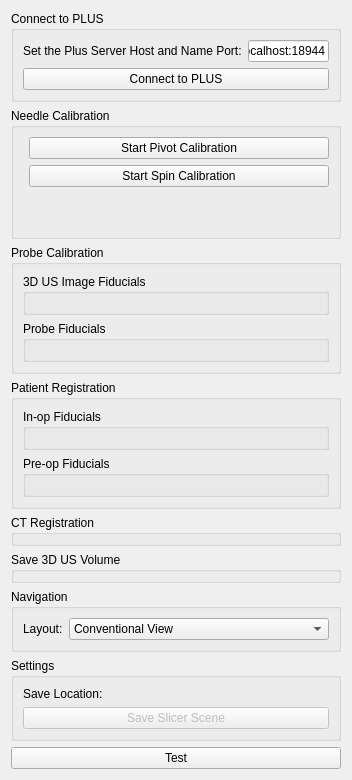
Before: the Qt Designer form WobblerInterventionNavigation/LiverBiopsy_NRTUS/Resources/UI/LiverBiopsy_NRTUS.ui in ASchonewille/3DUSGuidedIntervention, drawn with Qt 5.
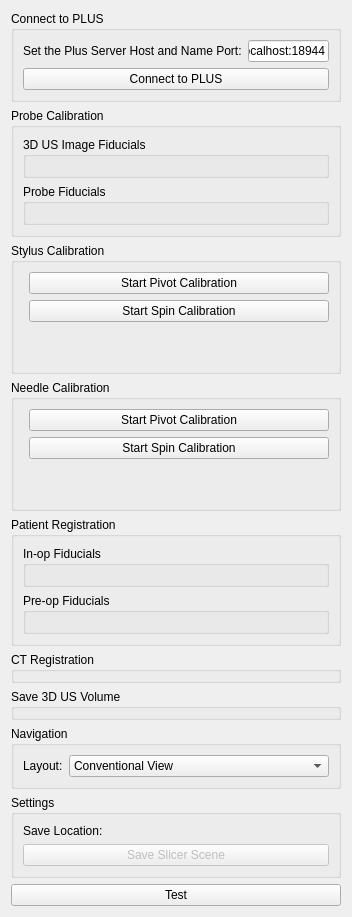
After: the same form once the commit is applied. Custom widgets are drawn as their Qt base class.

Commit message: StylusTipToStylus Calibration added.

What changed in the file:
```diff
--- a/WobblerInterventionNavigation/LiverBiopsy_NRTUS/Resources/UI/LiverBiopsy_NRTUS.ui
+++ b/WobblerInterventionNavigation/LiverBiopsy_NRTUS/Resources/UI/LiverBiopsy_NRTUS.ui
@@ -48,61 +48,6 @@
     </widget>
    </item>
    <item row="1" column="0" colspan="2">
-    <widget class="ctkCollapsibleGroupBox" name="NeedleCalibration">
-     <property name="acceptDrops">
-      <bool>true</bool>
-     </property>
-     <property name="title">
-      <string>Needle Calibration</string>
-     </property>
-     <property name="collapsed">
-      <bool>false</bool>
-     </property>
-     <layout class="QFormLayout" name="formLayout_3">
-      <item row="1" column="1">
-       <widget class="QPushButton" name="spinCalibrationButton">
-        <property name="text">
-         <string>Start Spin Calibration</string>
-        </property>
-       </widget>
-      </item>
-      <item row="0" column="1">
-       <widget class="QPushButton" name="pivotCalibrationButton">
-        <property name="text">
-         <string>Start Pivot Calibration</string>
-        </property>
-       </widget>
-      </item>
-      <item row="2" column="1">
-       <widget class="QLabel" name="countdownLabel">
-        <property name="enabled">
-         <bool>true</bool>
-        </property>
-        <property name="text">
-         <string/>
-        </property>
-        <property name="alignment">
-         <set>Qt::AlignCenter</set>
-        </property>
-       </widget>
-      </item>
-      <item row="3" column="1">
-       <widget class="QLabel" name="calibrationErrorLabel">
-        <property name="enabled">
-         <bool>true</bool>
-        </property>
-        <property name="text">
-         <string/>
-        </property>
-        <property name="alignment">
-         <set>Qt::AlignLeading|Qt::AlignLeft|Qt::AlignVCenter</set>
-        </property>
-       </widget>
-      </item>
-     </layout>
-    </widget>
-   </item>
-   <item row="2" column="0" colspan="2">
     <widget class="ctkCollapsibleGroupBox" name="ProbeCalibration">
      <property name="enabled">
       <bool>true</bool>
@@ -141,53 +86,7 @@
      </layout>
     </widget>
    </item>
-   <item row="3" column="0" colspan="2">
-    <widget class="ctkCollapsibleGroupBox" name="PatientRegistration">
-     <property name="title">
-      <string>Patient Registration</string>
-     </property>
-     <property name="collapsed">
-      <bool>true</bool>
-     </property>
-     <layout class="QFormLayout" name="formLayout_11">
-      <item row="1" column="0" colspan="2">
-       <widget class="ctkCollapsibleGroupBox" name="CollapsibleGroupBox_3">
-        <property name="title">
-         <string>In-op Fiducials</string>
-        </property>
-        <layout class="QFormLayout" name="formLayout_9">
-         <item row="0" column="0" colspan="2">
-          <widget class="qSlicerSimpleMarkupsWidget" name="SimpleMarkupsWidget_3"/>
-         </item>
-        </layout>
-       </widget>
-      </item>
-      <item row="2" column="0" colspan="2">
-       <widget class="ctkCollapsibleGroupBox" name="CollapsibleGroupBox_4">
-        <property name="title">
-         <string>Pre-op Fiducials</string>
-        </property>
-        <layout class="QFormLayout" name="formLayout_10">
-         <item row="0" column="0" colspan="2">
-          <widget class="qSlicerSimpleMarkupsWidget" name="SimpleMarkupsWidget_4"/>
-         </item>
-        </layout>
-       </widget>
-      </item>
-     </layout>
-    </widget>
-   </item>
-   <item row="4" column="0" colspan="2">
-    <widget class="ctkCollapsibleGroupBox" name="CTRegistration">
-     <property name="title">
-      <string>CT Registration</string>
-     </property>
-     <property name="collapsed">
-      <bool>false</bool>
-     </property>
-    </widget>
-   </item>
-   <item row="5" column="0" colspan="2">
+   <item row="8" column="0" colspan="2">
     <widget class="ctkCollapsibleGroupBox" name="USCapture">
      <property name="title">
       <string>Save 3D US Volume</string>
@@ -197,7 +96,7 @@
      </property>
     </widget>
    </item>
-   <item row="6" column="0" colspan="2">
+   <item row="9" column="0" colspan="2">
     <widget class="ctkCollapsibleGroupBox" name="Navigation">
      <property name="title">
       <string>Navigation</string>
@@ -235,7 +134,7 @@
      </layout>
     </widget>
    </item>
-   <item row="7" column="0" colspan="2">
+   <item row="10" column="0" colspan="2">
     <widget class="ctkCollapsibleGroupBox" name="Settings">
      <property name="enabled">
       <bool>true</bool>
@@ -298,13 +197,157 @@
      </layout>
     </widget>
    </item>
-   <item row="8" column="0" colspan="2">
+   <item row="11" column="0" colspan="2">
     <widget class="QPushButton" name="testButton">
      <property name="text">
       <string>Test</string>
      </property>
     </widget>
    </item>
+   <item row="4" column="0" colspan="2">
+    <widget class="ctkCollapsibleGroupBox" name="NeedleCalibration">
+     <property name="acceptDrops">
+      <bool>true</bool>
+     </property>
+     <property name="title">
+      <string>Needle Calibration</string>
+     </property>
+     <property name="collapsed">
+      <bool>false</bool>
+     </property>
+     <layout class="QFormLayout" name="formLayout_3">
+      <item row="0" column="1">
+       <widget class="QPushButton" name="needlePivotCalibrationButton">
+        <property name="text">
+         <string>Start Pivot Calibration</string>
+        </property>
+       </widget>
+      </item>
+      <item row="1" column="1">
+       <widget class="QPushButton" name="needleSpinCalibrationButton">
+        <property name="text">
+         <string>Start Spin Calibration</string>
+        </property>
+       </widget>
+      </item>
+      <item row="2" column="1">
+       <widget class="QLabel" name="needleCalibrationCountdownLabel">
+        <property name="enabled">
+         <bool>true</bool>
+        </property>
+        <property name="text">
+         <string/>
+        </property>
+        <property name="alignment">
+         <set>Qt::AlignCenter</set>
+        </property>
+       </widget>
+      </item>
+      <item row="3" column="1">
+       <widget class="QLabel" name="needleCalibrationErrorLabel">
+        <property name="enabled">
+         <bool>true</bool>
+        </property>
+        <property name="text">
+         <string/>
+        </property>
+        <property name="alignment">
+         <set>Qt::AlignCenter</set>
+        </property>
+       </widget>
+      </item>
+     </layout>
+    </widget>
+   </item>
+   <item row="5" column="0" colspan="2">
+    <widget class="ctkCollapsibleGroupBox" name="PatientRegistration">
+     <property name="title">
+      <string>Patient Registration</string>
+     </property>
+     <property name="collapsed">
+      <bool>true</bool>
+     </property>
+     <layout class="QFormLayout" name="formLayout_11">
+      <item row="1" column="0" colspan="2">
+       <widget class="ctkCollapsibleGroupBox" name="CollapsibleGroupBox_3">
+        <property name="title">
+         <string>In-op Fiducials</string>
+        </property>
+        <layout class="QFormLayout" name="formLayout_9">
+         <item row="0" column="0" colspan="2">
+          <widget class="qSlicerSimpleMarkupsWidget" name="SimpleMarkupsWidget_3"/>
+         </item>
+        </layout>
+       </widget>
+      </item>
+      <item row="2" column="0" colspan="2">
+       <widget class="ctkCollapsibleGroupBox" name="CollapsibleGroupBox_4">
+        <property name="title">
+         <string>Pre-op Fiducials</string>
+        </property>
+        <layout class="QFormLayout" name="formLayout_10">
+         <item row="0" column="0" colspan="2">
+          <widget class="qSlicerSimpleMarkupsWidget" name="SimpleMarkupsWidget_4"/>
+         </item>
+        </layout>
+       </widget>
+      </item>
+     </layout>
+    </widget>
+   </item>
+   <item row="6" column="0" colspan="2">
+    <widget class="ctkCollapsibleGroupBox" name="CTRegistration">
+     <property name="title">
+      <string>CT Registration</string>
+     </property>
+     <property name="collapsed">
+      <bool>false</bool>
+     </property>
+    </widget>
+   </item>
+   <item row="2" column="0" colspan="2">
+    <widget class="ctkCollapsibleGroupBox" name="StylusCalibration">
+     <property name="title">
+      <string>Stylus Calibration</string>
+     </property>
+     <layout class="QFormLayout" name="formLayout_12">
+      <item row="1" column="1">
+       <widget class="QPushButton" name="stylusSpinCalibrationButton">
+        <property name="text">
+         <string>Start Spin Calibration</string>
+        </property>
+       </widget>
+      </item>
+      <item row="0" column="1">
+       <widget class="QPushButton" name="stylusPivotCalibrationButton">
+        <property name="text">
+         <string>Start Pivot Calibration</string>
+        </property>
+       </widget>
+      </item>
+      <item row="2" column="1">
+       <widget class="QLabel" name="stylusCalibrationCountdownLabel">
+        <property name="text">
+         <string/>
+        </property>
+        <property name="alignment">
+         <set>Qt::AlignCenter</set>
+        </property>
+       </widget>
+      </item>
+      <item row="3" column="1">
+       <widget class="QLabel" name="stylusCalibrationErrorLabel">
+        <property name="text">
+         <string/>
+        </property>
+        <property name="alignment">
+         <set>Qt::AlignCenter</set>
+        </property>
+       </widget>
+      </item>
+     </layout>
+    </widget>
+   </item>
   </layout>
  </widget>
  <customwidgets>
```
The commit also changes 4 other files.
